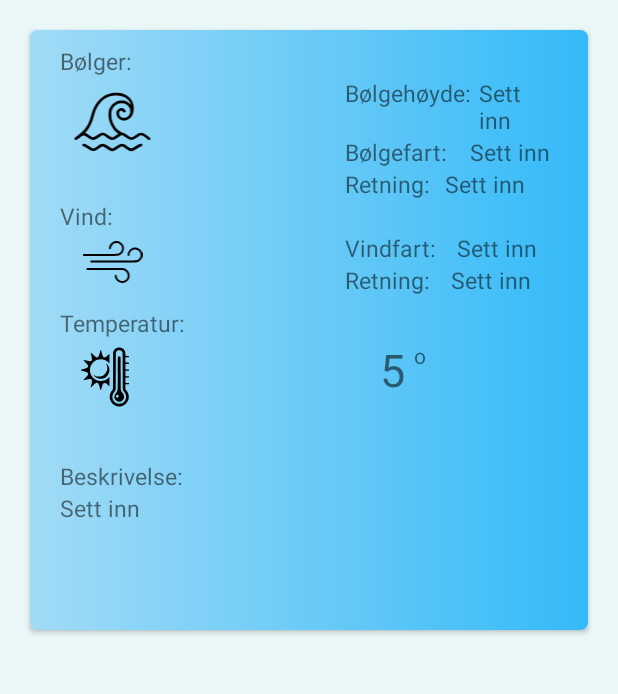
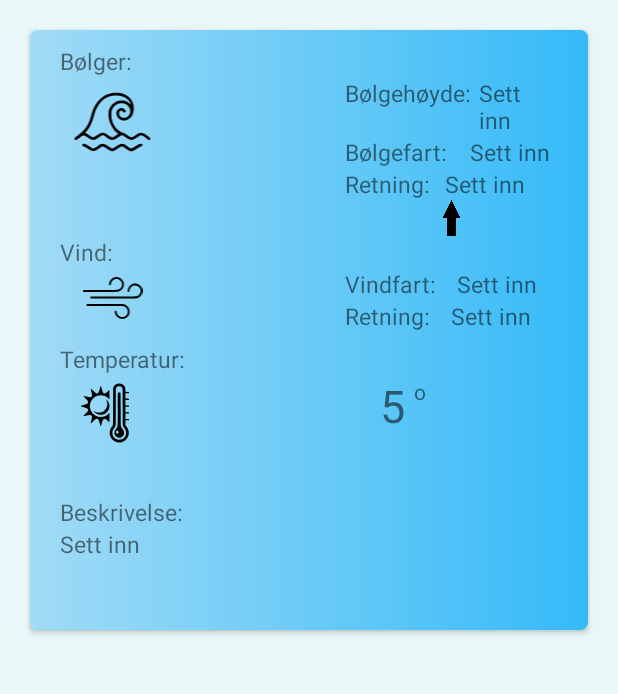
Before and after one commit to In2000Gruppe26/Surfeapp, an Android app built with Jetpack Compose: the SpotActivity screen opened directly, with no data from a screen before it, on a phone screen of 412 x 824 dp, the part 265-959 px from its top. Run offline under Robolectric (Android 15) with nearby library versions, the phone set to English and light mode, and no system bars; libraries missing offline, so code that uses them is left out: com.github.kittinunf.fuel; 4 statements that could not run were skipped.

Commit message:
fikse burger og andre ting

```diff
--- a/app/src/main/AndroidManifest.xml
+++ b/app/src/main/AndroidManifest.xml
@@ -14,7 +14,7 @@
         android:supportsRtl="true"
         android:theme="@style/Theme.Surfeapp">
         <activity
-            android:name=".Splash_screen"
+            android:name=".SplashScreen"
             android:exported="true" >
             <intent-filter>
                 <action android:name="android.intent.action.MAIN" />
@@ -43,8 +43,10 @@
         <activity
             android:name=".MainActivity"
             android:exported="true">
-
+            <meta-data android:name="android.app.searchable"
+                android:resource="@xml/searchable" />
         </activity>
     </application>
 
+
 </manifest>
--- a/app/src/main/java/com/example/surfeapp/Splash_screen.kt
+++ b/app/src/main/java/com/example/surfeapp/SplashScreen.kt
@@ -6,7 +6,7 @@ import android.os.Bundle
 import android.os.Handler
 import android.os.Looper
 
-class Splash_screen : AppCompatActivity() {
+class SplashScreen : AppCompatActivity() {
     override fun onCreate(savedInstanceState: Bundle?) {
         super.onCreate(savedInstanceState)
         setContentView(R.layout.activity_splash_screen)
--- a/app/src/main/res/layout/activity_splash_screen.xml
+++ b/app/src/main/res/layout/activity_splash_screen.xml
@@ -5,7 +5,7 @@
     android:layout_width="match_parent"
     android:layout_height="match_parent"
     android:background="@color/white"
-    tools:context=".Splash_screen">
+    tools:context=".SplashScreen">
 
     <ImageView
         android:id="@+id/splashScreen"
--- a/app/src/main/res/layout/activity_spot.xml
+++ b/app/src/main/res/layout/activity_spot.xml
@@ -199,6 +199,12 @@
 
                             </LinearLayout>
 
+
+                            <ImageView
+                                android:id="@+id/retning"
+                                android:layout_width="match_parent"
+                                android:layout_height="24dp"
+                                app:srcCompat="@drawable/arrow" />
 
                         </LinearLayout>
 
--- /dev/null
+++ b/app/src/main/res/menu/options_menu.xml
@@ -0,0 +1,9 @@
+<?xml version="1.0" encoding="utf-8"?>
+<menu xmlns:app="http://schemas.android.com/apk/res-auto"
+    xmlns:android="http://schemas.android.com/apk/res/android">
+    <item android:id="@+id/search"
+        android:title="Search"
+        android:icon="@drawable/ic_search"
+        app:showAsAction="collapseActionView|ifRoom"
+        app:actionViewClass="android.widget.SearchView" />
+</menu>
--- /dev/null
+++ b/app/src/main/res/xml/searchable.xml
@@ -0,0 +1,4 @@
+<?xml version="1.0" encoding="utf-8"?>
+<searchable xmlns:android="http://schemas.android.com/apk/res/android"
+    android:label="@string/app_name"
+    android:hint="Search" />
```
Also changed, not shown: app/src/main/java/com/example/surfeapp/DataSource.kt (+12 -9 lines), app/src/main/java/com/example/surfeapp/MainActivity.kt (+23 -2 lines), app/src/main/java/com/example/surfeapp/SpotActivity.kt (+15 -4 lines), app/src/main/res/drawable/arrow.png (added), app/src/main/res/drawable/ic_search.png (added).
